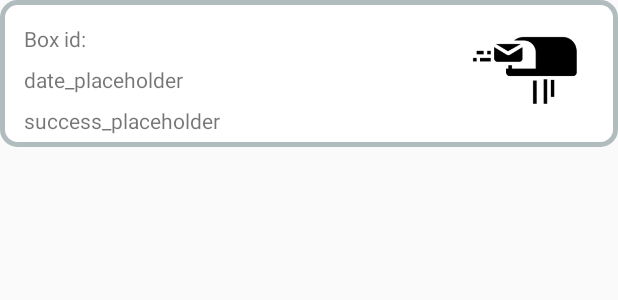
After one commit to maticjesenicnik/smartbox-app, an Android app: the layout rv_row_layout.xml on its own in the app's theme, with its tools: preview values and no code run, on a phone screen of 412 x 824 dp. The commit adds this screen. Shown: the top 300 px of the screen. Run offline under Robolectric (Android 15) with nearby library versions, the phone set to English and light mode, and no system bars.

Commit message:
Statistics done, added own MyApplication class, local saving completed, recycler view, design needs review

```diff
--- a/app/src/main/AndroidManifest.xml
+++ b/app/src/main/AndroidManifest.xml
@@ -13,10 +13,12 @@
         android:label="@string/app_name"
         android:roundIcon="@mipmap/ic_launcher_round"
         android:supportsRtl="true"
-        android:theme="@style/AppTheme">
+        android:theme="@style/AppTheme"
+        android:name=".MyApplication">
         <activity android:name=".loginGoogle"
             android:exported="true"/>
         <activity android:name=".ScanCodeActivity" />
+        <activity android:name=".ActivityStatistics" />
         <activity android:name=".MainActivity">
             <intent-filter>
                 <action android:name="android.intent.action.MAIN" />
--- /dev/null
+++ b/app/src/main/res/drawable/border_layout.xml
@@ -0,0 +1,7 @@
+<?xml version="1.0" encoding="UTF-8"?>
+<shape xmlns:android="http://schemas.android.com/apk/res/android">
+    <solid android:color="#FFFFFF"/>
+    <stroke android:width="3dip" android:color="#B1BCBE" />
+    <corners android:radius="10dip"/>
+    <padding android:left="0dip" android:top="0dip" android:right="0dip" android:bottom="0dip" />
+</shape>
--- /dev/null
+++ b/app/src/main/res/layout/rv_row_layout.xml
@@ -0,0 +1,61 @@
+<?xml version="1.0" encoding="utf-8"?>
+<androidx.constraintlayout.widget.ConstraintLayout xmlns:android="http://schemas.android.com/apk/res/android"
+    xmlns:app="http://schemas.android.com/apk/res-auto"
+    xmlns:tools="http://schemas.android.com/tools"
+    android:id="@+id/mylayoutrow"
+    android:layout_width="match_parent"
+    android:layout_height="wrap_content"
+    android:layout_marginBottom="5dp"
+    android:background="@drawable/border_layout"
+    android:paddingBottom="8dp">
+
+    <TextView
+        android:id="@+id/successText"
+        android:layout_width="wrap_content"
+        android:layout_height="wrap_content"
+        android:layout_marginStart="16dp"
+        android:layout_marginTop="8dp"
+        android:text="@string/ph_success"
+        app:layout_constraintStart_toStartOf="parent"
+        app:layout_constraintTop_toBottomOf="@+id/dateText" />
+
+    <TextView
+        android:id="@+id/textView2"
+        android:layout_width="wrap_content"
+        android:layout_height="wrap_content"
+        android:layout_marginStart="16dp"
+        android:layout_marginTop="16dp"
+        android:text="@string/box_id"
+        app:layout_constraintStart_toStartOf="parent"
+        app:layout_constraintTop_toTopOf="parent" />
+
+    <TextView
+        android:id="@+id/dateText"
+        android:layout_width="wrap_content"
+        android:layout_height="wrap_content"
+        android:layout_marginStart="16dp"
+        android:layout_marginTop="8dp"
+        android:text="@string/ph_date_tmp"
+        app:layout_constraintStart_toStartOf="parent"
+        app:layout_constraintTop_toBottomOf="@+id/textView2" />
+
+    <TextView
+        android:id="@+id/boxId"
+        android:layout_width="wrap_content"
+        android:layout_height="wrap_content"
+        android:layout_marginStart="8dp"
+        android:layout_marginTop="16dp"
+        app:layout_constraintStart_toEndOf="@+id/textView2"
+        app:layout_constraintTop_toTopOf="parent" />
+
+    <ImageView
+        android:id="@+id/imageView"
+        android:layout_width="95dp"
+        android:layout_height="75dp"
+        android:layout_marginTop="8dp"
+        android:layout_marginEnd="16dp"
+        android:contentDescription="@string/image_mailbox"
+        app:layout_constraintEnd_toEndOf="parent"
+        app:layout_constraintTop_toTopOf="parent"
+        app:srcCompat="@drawable/mailbox" />
+</androidx.constraintlayout.widget.ConstraintLayout>
--- a/app/src/main/res/values/strings.xml
+++ b/app/src/main/res/values/strings.xml
@@ -5,4 +5,9 @@
     <string name="logged_as">Logged in as:</string>
     <string name="not_logged">Not logged in</string>
     <string name="sign_out">Sign out</string>
+    <string name="box_id">Box id: </string>
+    <string name="ph_date_tmp">date_placeholder</string>
+    <string name="ph_success">success_placeholder</string>
+    <string name="success">Successful</string>
+    <string name="failed">Failed</string>
 </resources>
--- a/lib/src/main/java/com/example/lib/MyClass.java
+++ b/lib/src/main/java/com/example/lib/MyClass.java
@@ -1,11 +1,12 @@
 package com.example.lib;
 
 import java.time.LocalDateTime;
+import java.util.Date;
 
 public class MyClass {
     public static void main(String[] args) {
         System.out.println("Hello World!");
-        Statistics statistics = new Statistics("00541", LocalDateTime.now(), true);
+        Statistics statistics = new Statistics("00541", new Date(), true);
         System.out.println(statistics.toString());
     }
 }
```
Also changed, not shown: app/build.gradle (+8 -0 lines), app/src/main/java/com/example/smart_box_app/ActivityStatistics.java (added, +27 -0 lines), app/src/main/java/com/example/smart_box_app/AdapterStatistics.java (added, +87 -0 lines), app/src/main/java/com/example/smart_box_app/MainActivity.java (+22 -2 lines), app/src/main/java/com/example/smart_box_app/MyApplication.java (added, +98 -0 lines), app/src/main/res/layout/activity_main.xml (+13 -0 lines), app/src/main/res/layout/activity_statistics.xml (added, +19 -0 lines), lib/src/main/java/com/example/lib/ListStatistics.java (added, +40 -0 lines), lib/src/main/java/com/example/lib/Statistics.java (+5 -5 lines).
